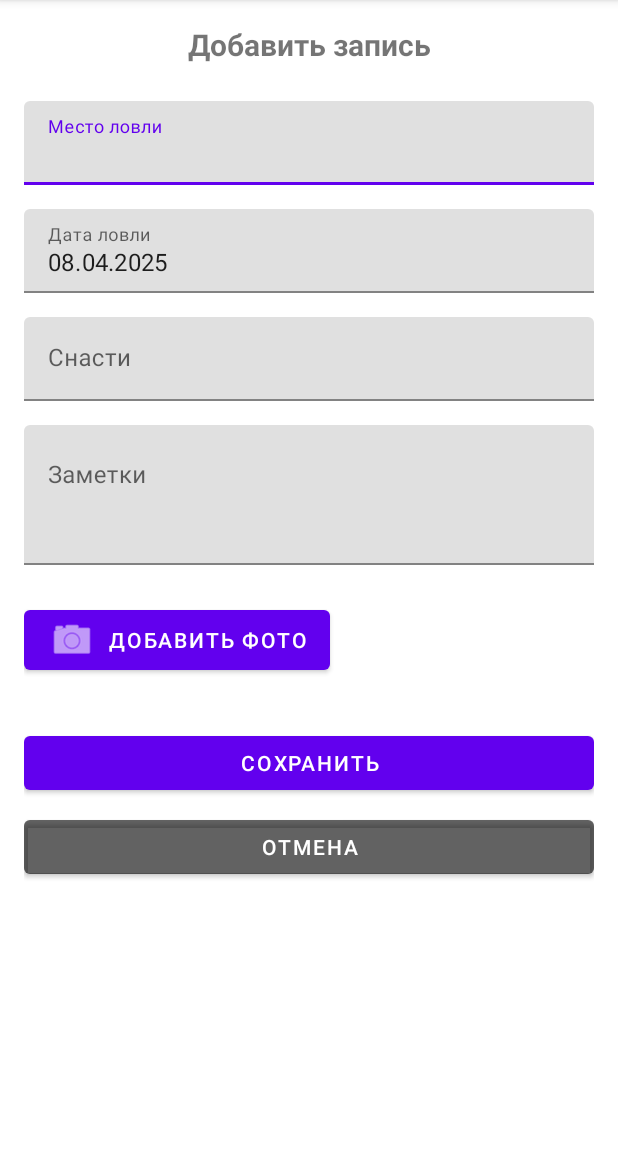
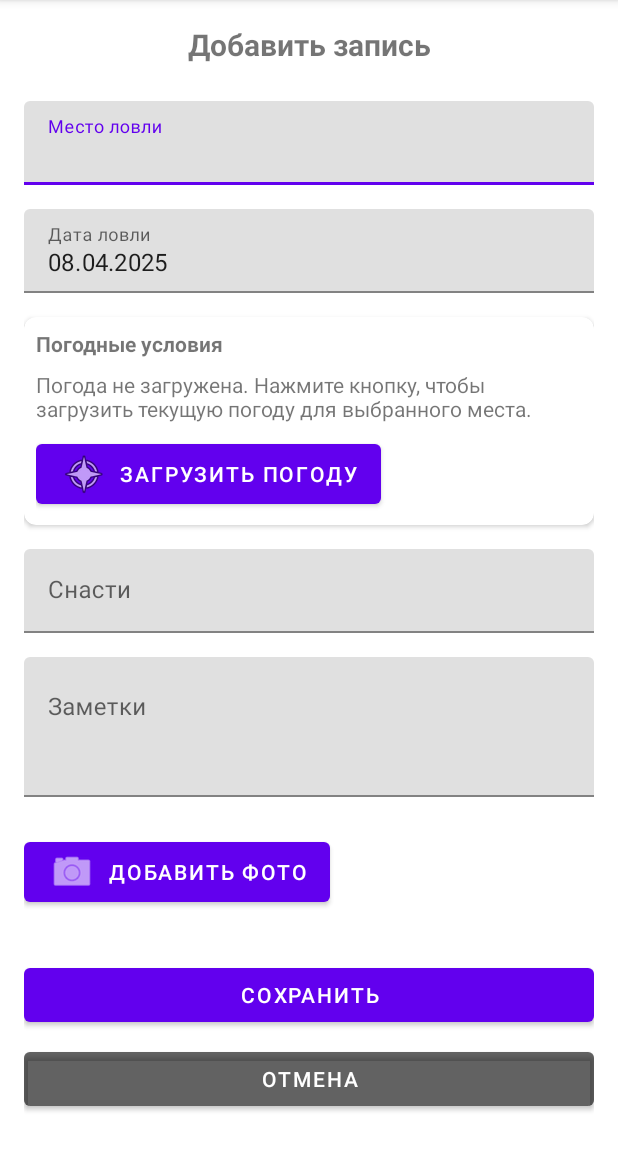
Before and after one commit to VyacheslavQA/Drift_Notes, an Android app built with Jetpack Compose: the AddFishingNoteActivity screen opened directly, with no data from a screen before it, on a phone screen of 412 x 824 dp, the part 84-1236 px from its top. Run offline under Robolectric (Android 15) with nearby library versions, the phone set to English and light mode, and no system bars; our stand-ins replace Firebase (no records; nobody signed in at launch, a user with empty details on screens opened directly).

Commit message:
погода

```diff
--- /dev/null
+++ b/app/src/main/java/com/example/driftnotes/api/WeatherApiService.kt
@@ -0,0 +1,60 @@
+package com.example.driftnotes.api
+
+import com.example.driftnotes.BuildConfig
+import com.example.driftnotes.models.YandexWeatherResponse
+import okhttp3.OkHttpClient
+import okhttp3.logging.HttpLoggingInterceptor
+import retrofit2.Response
+import retrofit2.Retrofit
+import retrofit2.converter.gson.GsonConverterFactory
+import retrofit2.http.GET
+import retrofit2.http.Header
+import retrofit2.http.Query
+import java.util.concurrent.TimeUnit
+
+/**
+ * Интерфейс для API Яндекс.Погоды
+ */
+interface YandexWeatherApi {
+    @GET("v2/forecast")
+    suspend fun getWeather(
+        @Header("X-Yandex-API-Key") apiKey: String = BuildConfig.YANDEX_WEATHER_API_KEY,
+        @Query("lat") latitude: Double,
+        @Query("lon") longitude: Double,
+        @Query("lang") language: String = "ru_RU"
+    ): Response<YandexWeatherResponse>
+
+    // Альтернативный вариант с использованием заголовка X-Yandex-Weather-Key
+    @GET("v2/forecast")
+    suspend fun getWeatherAlternative(
+        @Header("X-Yandex-Weather-Key") apiKey: String = BuildConfig.YANDEX_WEATHER_API_KEY,
+        @Query("lat") latitude: Double,
+        @Query("lon") longitude: Double,
+        @Query("lang") language: String = "ru_RU"
+    ): Response<YandexWeatherResponse>
+}
+
+/**
+ * Синглтон для доступа к API Яндекс.Погоды
+ */
+object WeatherApiService {
+    private const val BASE_URL = "https://api.weather.yandex.ru/"
+
+    private val loggingInterceptor = HttpLoggingInterceptor().apply {
+        level = HttpLoggingInterceptor.Level.BODY
+    }
+
+    private val client = OkHttpClient.Builder()
+        .addInterceptor(loggingInterceptor)
+        .connectTimeout(15, TimeUnit.SECONDS)
+        .readTimeout(15, TimeUnit.SECONDS)
+        .build()
+
+    private val retrofit = Retrofit.Builder()
+        .baseUrl(BASE_URL)
+        .client(client)
+        .addConverterFactory(GsonConverterFactory.create())
+        .build()
+
+    val weatherApi: YandexWeatherApi = retrofit.create(YandexWeatherApi::class.java)
+}
--- a/app/src/main/res/layout/activity_add_fishing_note.xml
+++ b/app/src/main/res/layout/activity_add_fishing_note.xml
@@ -59,6 +59,65 @@
                 android:clickable="true" />
         </com.google.android.material.textfield.TextInputLayout>
 
+        <!-- Секция погоды -->
+        <androidx.cardview.widget.CardView
+            android:id="@+id/cardViewWeather"
+            android:layout_width="0dp"
+            android:layout_height="wrap_content"
+            android:layout_marginTop="16dp"
+            app:cardCornerRadius="8dp"
+            app:cardElevation="2dp"
+            app:contentPadding="8dp"
+            app:layout_constraintEnd_toEndOf="parent"
+            app:layout_constraintStart_toStartOf="parent"
+            app:layout_constraintTop_toBottomOf="@+id/textInputLayoutDate">
+
+            <androidx.constraintlayout.widget.ConstraintLayout
+                android:layout_width="match_parent"
+                android:layout_height="wrap_content">
+
+                <TextView
+                    android:id="@+id/textViewWeatherTitle"
+                    android:layout_width="wrap_content"
+                    android:layout_height="wrap_content"
+                    android:text="@string/weather_data"
+                    android:textStyle="bold"
+                    app:layout_constraintStart_toStartOf="parent"
+                    app:layout_constraintTop_toTopOf="parent" />
+
+                <TextView
+                    android:id="@+id/textViewWeatherStatus"
+                    android:layout_width="0dp"
+                    android:layout_height="wrap_content"
+                    android:layout_marginTop="8dp"
+                    android:text="@string/weather_not_loaded"
+                    app:layout_constraintEnd_toEndOf="parent"
+                    app:layout_constraintStart_toStartOf="parent"
+                    app:layout_constraintTop_toBottomOf="@+id/textViewWeatherTitle" />
+
+                <Button
+                    android:id="@+id/buttonLoadWeather"
+                    android:layout_width="wrap_content"
+                    android:layout_height="wrap_content"
+                    android:layout_marginTop="8dp"
+                    android:text="@string/load_weather"
+                    app:layout_constraintStart_toStartOf="parent"
+                    app:layout_constraintTop_toBottomOf="@+id/textViewWeatherStatus" />
+
+                <ProgressBar
+                    android:id="@+id/progressBarWeather"
+                    style="?android:attr/progressBarStyleSmall"
+                    android:layout_width="24dp"
+                    android:layout_height="24dp"
+                    android:layout_marginStart="8dp"
+                    android:visibility="invisible"
+                    app:layout_constraintBottom_toBottomOf="@+id/buttonLoadWeather"
+                    app:layout_constraintStart_toEndOf="@+id/buttonLoadWeather"
+                    app:layout_constraintTop_toTopOf="@+id/buttonLoadWeather" />
+
+            </androidx.constraintlayout.widget.ConstraintLayout>
+        </androidx.cardview.widget.CardView>
+
         <com.google.android.material.textfield.TextInputLayout
             android:id="@+id/textInputLayoutTackle"
             android:layout_width="0dp"
@@ -66,7 +125,7 @@
             android:layout_marginTop="16dp"
             app:layout_constraintEnd_toEndOf="parent"
             app:layout_constraintStart_toStartOf="parent"
-            app:layout_constraintTop_toBottomOf="@+id/textInputLayoutDate">
+            app:layout_constraintTop_toBottomOf="@+id/cardViewWeather">
 
             <com.google.android.material.textfield.TextInputEditText
                 android:id="@+id/editTextTackle"
--- a/app/src/main/res/values/strings.xml
+++ b/app/src/main/res/values/strings.xml
@@ -54,4 +54,18 @@
     <string name="welcome_subtitle1">Твой личный журнал рыбалки</string>
     <string name="welcome_subtitle2">Запоминай клёвые выезды</string>
     <string name="background_image">Фоновое изображение</string>
+
+    <!-- Weather strings -->
+    <string name="weather">Погода</string>
+    <string name="temperature">Температура</string>
+    <string name="wind">Ветер</string>
+    <string name="humidity">Влажность</string>
+    <string name="pressure">Давление</string>
+    <string name="load_weather">Загрузить погоду</string>
+    <string name="weather_data">Погодные условия</string>
+    <string name="weather_not_loaded">Погода не загружена. Нажмите кнопку, чтобы загрузить текущую погоду для выбранного места.</string>
+    <string name="weather_loading">Загрузка погоды…</string>
+    <string name="weather_error">Ошибка загрузки погоды: %1$s</string>
+    <string name="weather_need_location">Сначала выберите место ловли для загрузки погоды</string>
+    <string name="weather_success">Погода успешно загружена</string>
 </resources>
```
Also changed, not shown: app/build.gradle.kts (+19 -0 lines), app/src/main/java/com/example/driftnotes/fishing/AddFishingNoteActivity.kt (+58 -30 lines), app/src/main/java/com/example/driftnotes/fishing/FishingNoteDetailActivity.kt (+16 -5 lines), app/src/main/java/com/example/driftnotes/models/FishingNote.kt (+6 -3 lines), app/src/main/java/com/example/driftnotes/models/WeatherModels.kt (added, +106 -0 lines), app/src/main/java/com/example/driftnotes/repository/WeatherRepository.kt (added, +82 -0 lines), app/src/main/res/drawable/ic_temperature.xml (added, +8 -0 lines), app/src/main/res/drawable/ic_weather.xml (added, +8 -0 lines), app/src/main/res/drawable/ic_wind.xml (added, +8 -0 lines), app/src/main/res/layout/activity_fishing_note_detail.xml (+26 -1 lines).
